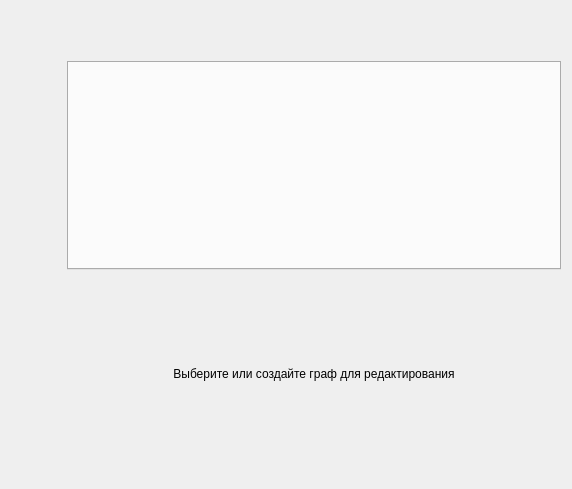
Before: the Qt Designer form Libraries/EditorForm/src/graphtabwidget.ui in VinTRiZz/GraphEditor, drawn with Qt 5.
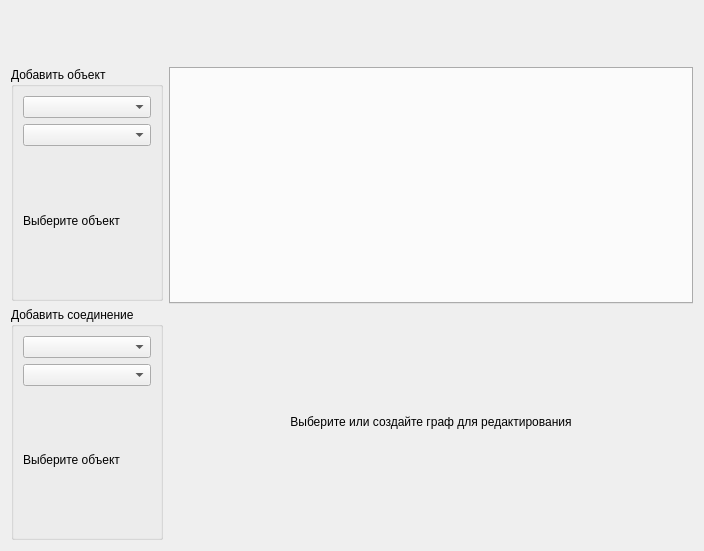
After: the same form once the commit is applied. The open tabs and pages were chosen to show the change. Custom widgets are drawn as their Qt base class.

Commit message: [NOT WORK] Сменил дизайн главной формы

Patch:
```diff
--- a/Libraries/EditorForm/src/graphtabwidget.ui
+++ b/Libraries/EditorForm/src/graphtabwidget.ui
@@ -6,34 +6,36 @@
    <rect>
     <x>0</x>
     <y>0</y>
-    <width>572</width>
-    <height>489</height>
+    <width>704</width>
+    <height>551</height>
    </rect>
   </property>
   <property name="windowTitle">
    <string>Form</string>
   </property>
-  <layout class="QGridLayout" name="gridLayout">
-   <item row="0" column="0">
-    <spacer name="horizontalSpacer">
-     <property name="orientation">
-      <enum>Qt::Vertical</enum>
-     </property>
-     <property name="sizeType">
-      <enum>QSizePolicy::Fixed</enum>
-     </property>
-     <property name="sizeHint" stdset="0">
+  <layout class="QVBoxLayout" name="verticalLayout_7">
+   <item>
+    <layout class="QHBoxLayout" name="horizontalLayout_2">
+     <item>
+      <widget class="GraphFilesToolbar" name="filesToolBar" native="true">
+       <property name="sizePolicy">
+        <sizepolicy hsizetype="Preferred" vsizetype="Maximum">
+         <horstretch>0</horstretch>
+         <verstretch>0</verstretch>
+        </sizepolicy>
+       </property>
+       <property name="minimumSize">
       <size>
-       <width>47</width>
-       <height>40</height>
-      </size>
-     </property>
-    </spacer>
-   </item>
-   <item row="1" column="0">
+         <width>0</width>
+         <height>50</height>
+        </size>
+       </property>
+      </widget>
+     </item>
+     <item>
     <widget class="GraphOptionsToolbar" name="optionsToolBar" native="true">
      <property name="sizePolicy">
-      <sizepolicy hsizetype="Preferred" vsizetype="Expanding">
+        <sizepolicy hsizetype="Preferred" vsizetype="Maximum">
        <horstretch>0</horstretch>
        <verstretch>0</verstretch>
       </sizepolicy>
@@ -41,12 +43,76 @@
      <property name="minimumSize">
       <size>
        <width>50</width>
-       <height>0</height>
+         <height>50</height>
       </size>
      </property>
     </widget>
    </item>
-   <item row="0" column="1" rowspan="2">
+    </layout>
+   </item>
+   <item>
+    <layout class="QHBoxLayout" name="horizontalLayout">
+     <item>
+      <layout class="QVBoxLayout" name="verticalLayout_6">
+       <item>
+        <widget class="QGroupBox" name="vertexTypes_groupBox">
+         <property name="title">
+          <string>Добавить объект</string>
+         </property>
+         <layout class="QVBoxLayout" name="verticalLayout_4">
+          <item>
+           <widget class="QComboBox" name="vertexSection_comboBox"/>
+          </item>
+          <item>
+           <widget class="QComboBox" name="vertexName_comboBox"/>
+          </item>
+          <item>
+           <widget class="QLabel" name="vertexPreview_label">
+            <property name="sizePolicy">
+             <sizepolicy hsizetype="Preferred" vsizetype="Minimum">
+              <horstretch>0</horstretch>
+              <verstretch>0</verstretch>
+             </sizepolicy>
+            </property>
+            <property name="text">
+             <string>Выберите объект</string>
+            </property>
+           </widget>
+          </item>
+         </layout>
+        </widget>
+       </item>
+       <item>
+        <widget class="QGroupBox" name="connectionTypes_groupBox">
+         <property name="title">
+          <string>Добавить соединение</string>
+         </property>
+         <layout class="QVBoxLayout" name="verticalLayout_5">
+          <item>
+           <widget class="QComboBox" name="connectionSection_comboBox"/>
+          </item>
+          <item>
+           <widget class="QComboBox" name="connectionName_comboBox"/>
+          </item>
+          <item>
+           <widget class="QLabel" name="connectionPreview_label">
+            <property name="sizePolicy">
+             <sizepolicy hsizetype="Preferred" vsizetype="Minimum">
+              <horstretch>0</horstretch>
+              <verstretch>0</verstretch>
+             </sizepolicy>
+            </property>
+            <property name="text">
+             <string>Выберите объект</string>
+            </property>
+           </widget>
+          </item>
+         </layout>
+        </widget>
+       </item>
+      </layout>
+     </item>
+     <item>
     <widget class="QStackedWidget" name="stackedWidget">
      <property name="currentIndex">
       <number>1</number>
@@ -68,16 +134,6 @@
        <property name="bottomMargin">
         <number>0</number>
        </property>
-       <item>
-        <widget class="GraphFilesToolbar" name="filesToolBar" native="true">
-         <property name="minimumSize">
-          <size>
-           <width>0</width>
-           <height>50</height>
-          </size>
-         </property>
-        </widget>
-       </item>
        <item>
         <layout class="QVBoxLayout" name="verticalLayout">
          <item>
@@ -120,6 +176,8 @@
       <layout class="QVBoxLayout" name="verticalLayout_3"/>
      </widget>
     </widget>
+     </item>
+    </layout>
    </item>
   </layout>
  </widget>
```
Lines whose indentation alone changed are shown as unchanged. The commit also changes 7 other files.
